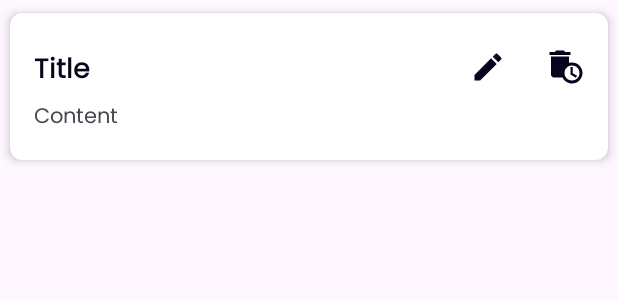
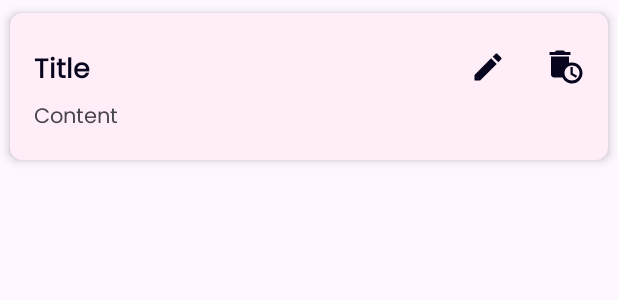
Before and after one commit to Nihara-R/MAD-Lab-Exam-4-Task-App, an Android app: the layout task_item.xml on its own in the app's theme, with its tools: preview values and no code run, on a phone screen of 412 x 824 dp. Shown: the top 300 px of the screen. Run offline under Robolectric (Android 15) with nearby library versions, the phone set to English and light mode, and no system bars.

Commit message:
Card view color changed

```diff
--- a/app/src/main/res/layout/task_item.xml
+++ b/app/src/main/res/layout/task_item.xml
@@ -5,7 +5,8 @@
     xmlns:app="http://schemas.android.com/apk/res-auto"
     app:cardCornerRadius="8dp"
     app:cardElevation="4dp"
-    app:cardUseCompatPadding="true">
+    app:cardUseCompatPadding="true"
+    android:backgroundTint="@color/pink">
 
     <LinearLayout
         android:layout_width="match_parent"
--- a/app/src/main/res/values/colors.xml
+++ b/app/src/main/res/values/colors.xml
@@ -2,6 +2,6 @@
 <resources>
     <color name="black">#FF000000</color>
     <color name="white">#FFFFFFFF</color>
-    <color name="orange">#ed5f1e</color>
     <color name="blackBlue">#06051D</color>
+    <color name="pink">#FFEEF8</color>
 </resources>
```
